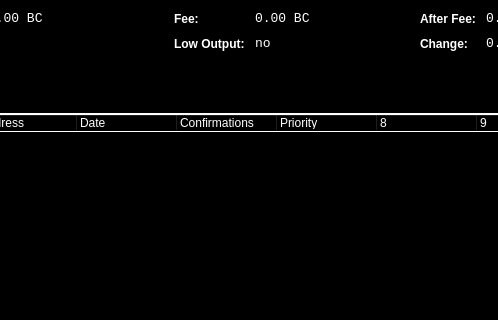
First picture: the form in src/qt/forms/coincontroldialog.ui, repository waffle-iron/DarkSilk-Release-Candidate, before the edit; both pictures show x 335 to 833 and y 0 to 320 of the 1000 by 500 pixel window.
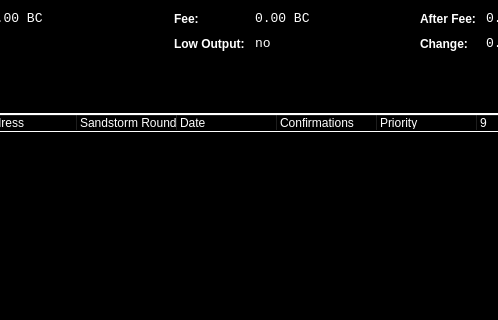
Second picture: the form after the edit. Custom widgets are drawn as their Qt base class.

What changed in the file:
```diff
--- a/src/qt/forms/coincontroldialog.ui
+++ b/src/qt/forms/coincontroldialog.ui
@@ -494,6 +494,11 @@
      </column>
      <column>
       <property name="text">
+        <string>Sandstorm Rounds</string>
+      </property>
+    </column>
+    <column>
+      <property name="text">
        <string>Date</string>
       </property>
      </column>
```
